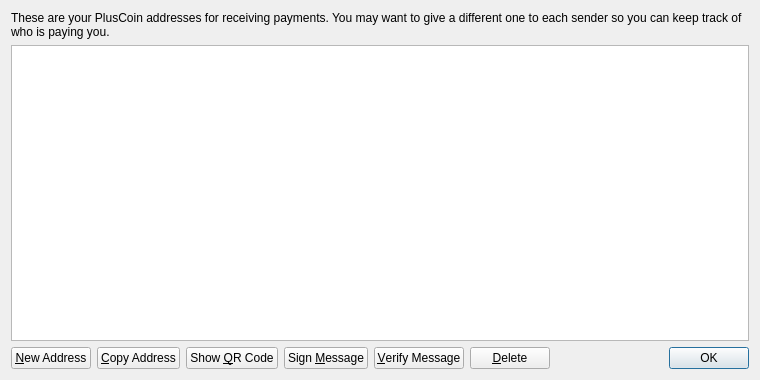
devPOOLCOIN/poolcoin, file src/qt/forms/addressbookpage.ui: the form before one commit.
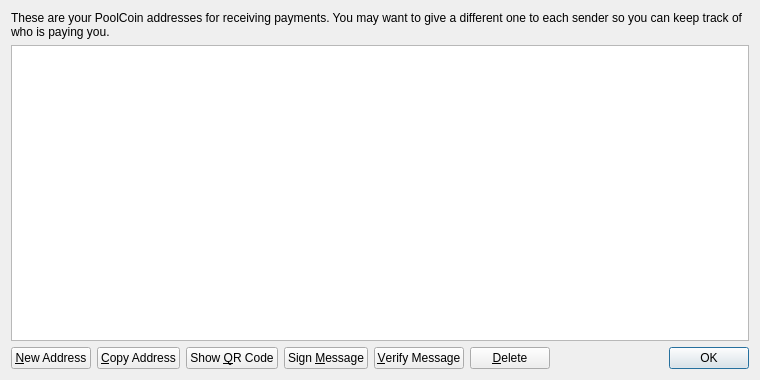
The form after the commit.

Patch:
```diff
--- a/src/qt/forms/addressbookpage.ui
+++ b/src/qt/forms/addressbookpage.ui
@@ -17,7 +17,7 @@
    <item>
     <widget class="QLabel" name="labelExplanation">
      <property name="text">
-      <string>These are your PlusCoin addresses for receiving payments. You may want to give a different one to each sender so you can keep track of who is paying you.</string>
+      <string>These are your PoolCoin addresses for receiving payments. You may want to give a different one to each sender so you can keep track of who is paying you.</string>
      </property>
      <property name="textFormat">
       <enum>Qt::PlainText</enum>
```
Left out of the diff: 4 changed lines with no effect on the pictures.
